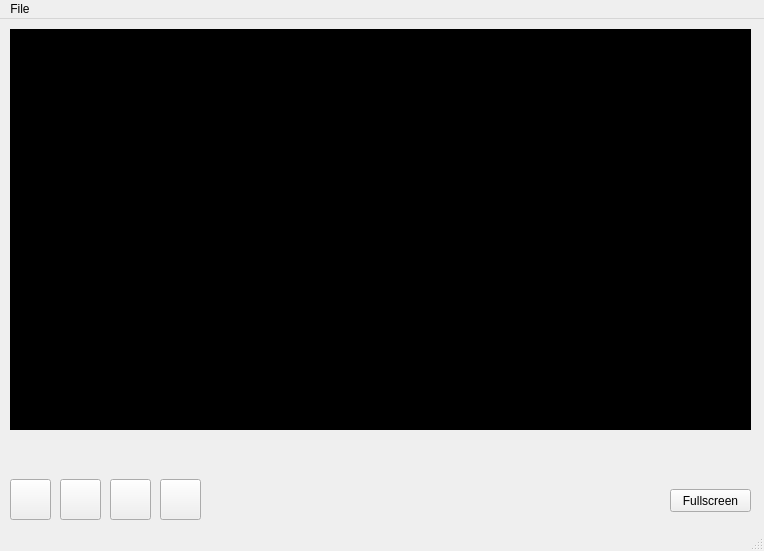
Above: src/qt/playerwindow.ui from simeks/m7017e-lab before the change. Below: the same form after it.
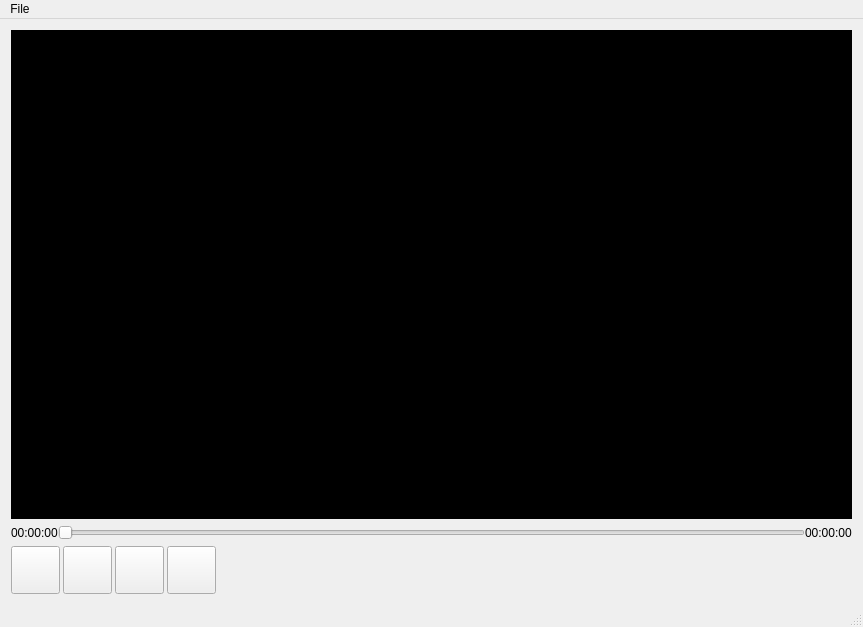
That is the form after the change. Icons and pictures are not drawn.

Commit message: Made the widgets resize accordingly when the window is resized

Patch:
```diff
--- a/src/qt/playerwindow.ui
+++ b/src/qt/playerwindow.ui
@@ -6,8 +6,8 @@
    <rect>
     <x>0</x>
     <y>0</y>
-    <width>764</width>
-    <height>551</height>
+    <width>863</width>
+    <height>627</height>
    </rect>
   </property>
   <property name="windowTitle">
@@ -17,164 +17,19 @@
    <bool>true</bool>
   </property>
   <widget class="QWidget" name="centralWidget">
-   <widget class="QToolButton" name="playButton">
-    <property name="geometry">
-     <rect>
-      <x>10</x>
-      <y>460</y>
-      <width>41</width>
-      <height>41</height>
-     </rect>
-    </property>
-    <property name="text">
-     <string/>
-    </property>
-    <property name="icon">
-     <iconset resource="../../data/application.qrc">
-      <normaloff>:/images/playButton.png</normaloff>:/images/playButton.png</iconset>
-    </property>
-    <property name="iconSize">
-     <size>
-      <width>41</width>
-      <height>41</height>
-     </size>
-    </property>
-   </widget>
-   <widget class="QPushButton" name="fullScreenButton">
-    <property name="geometry">
-     <rect>
-      <x>670</x>
-      <y>470</y>
-      <width>81</width>
-      <height>23</height>
-     </rect>
-    </property>
-    <property name="text">
-     <string>Fullscreen</string>
-    </property>
-    <property name="iconSize">
-     <size>
-      <width>14</width>
-      <height>16</height>
-     </size>
-    </property>
-    <property name="checkable">
-     <bool>true</bool>
-    </property>
-    <property name="checked">
-     <bool>false</bool>
-    </property>
-   </widget>
-   <widget class="QToolButton" name="rewindButton">
-    <property name="geometry">
-     <rect>
-      <x>60</x>
-      <y>460</y>
-      <width>41</width>
-      <height>41</height>
-     </rect>
-    </property>
-    <property name="text">
-     <string/>
-    </property>
-    <property name="icon">
-     <iconset resource="../../data/application.qrc">
-      <normaloff>:/images/rewindButton.png</normaloff>:/images/rewindButton.png</iconset>
-    </property>
-    <property name="iconSize">
-     <size>
-      <width>41</width>
-      <height>41</height>
-     </size>
-    </property>
-   </widget>
-   <widget class="QToolButton" name="stopButton">
-    <property name="geometry">
-     <rect>
-      <x>110</x>
-      <y>460</y>
-      <width>41</width>
-      <height>41</height>
-     </rect>
-    </property>
-    <property name="text">
-     <string/>
-    </property>
-    <property name="icon">
-     <iconset resource="../../data/application.qrc">
-      <normaloff>:/images/stopButton.png</normaloff>:/images/stopButton.png</iconset>
-    </property>
-    <property name="iconSize">
-     <size>
-      <width>41</width>
-      <height>41</height>
-     </size>
-    </property>
-   </widget>
-   <widget class="QToolButton" name="fastForwardButton">
-    <property name="geometry">
-     <rect>
-      <x>160</x>
-      <y>460</y>
-      <width>41</width>
-      <height>41</height>
-     </rect>
-    </property>
-    <property name="text">
-     <string/>
-    </property>
-    <property name="icon">
-     <iconset resource="../../data/application.qrc">
-      <normaloff>:/images/fastForwardButton.png</normaloff>:/images/fastForwardButton.png</iconset>
-    </property>
-    <property name="iconSize">
-     <size>
-      <width>41</width>
-      <height>41</height>
-     </size>
-    </property>
-   </widget>
-   <widget class="QWidget" name="layoutWidget">
-    <property name="geometry">
-     <rect>
-      <x>10</x>
-      <y>430</y>
-      <width>741</width>
-      <height>21</height>
-     </rect>
-    </property>
-    <layout class="QHBoxLayout" name="horizontalLayout">
+   <layout class="QHBoxLayout" name="horizontalLayout_3">
      <item>
-      <widget class="QLabel" name="timeElapsed">
-       <property name="text">
-        <string>00:00:00</string>
-       </property>
-      </widget>
-     </item>
+     <layout class="QVBoxLayout" name="verticalLayout">
+      <property name="sizeConstraint">
+       <enum>QLayout::SetDefaultConstraint</enum>
+      </property>
      <item>
-      <widget class="QSlider" name="slider">
-       <property name="orientation">
-        <enum>Qt::Horizontal</enum>
-       </property>
-      </widget>
-     </item>
-     <item>
-      <widget class="QLabel" name="totalDuration">
-       <property name="text">
-        <string>00:00:00</string>
-       </property>
-      </widget>
-     </item>
-    </layout>
-   </widget>
    <widget class="QWidget" name="widget" native="true">
-    <property name="geometry">
-     <rect>
-      <x>10</x>
-      <y>10</y>
-      <width>741</width>
-      <height>401</height>
-     </rect>
+        <property name="sizePolicy">
+         <sizepolicy hsizetype="Expanding" vsizetype="Expanding">
+          <horstretch>0</horstretch>
+          <verstretch>0</verstretch>
+         </sizepolicy>
     </property>
     <property name="palette">
      <palette>
@@ -240,24 +95,189 @@
       </disabled>
      </palette>
     </property>
+        <property name="layoutDirection">
+         <enum>Qt::LeftToRight</enum>
+        </property>
     <property name="autoFillBackground">
      <bool>true</bool>
     </property>
-   </widget>
-   <zorder>layoutWidget</zorder>
-   <zorder>fullScreenButton</zorder>
-   <zorder>playButton</zorder>
-   <zorder>rewindButton</zorder>
-   <zorder>stopButton</zorder>
-   <zorder>fastForwardButton</zorder>
-   <zorder>widget</zorder>
+        <property name="styleSheet">
+         <string notr="true"/>
+        </property>
+       </widget>
+      </item>
+      <item>
+       <layout class="QHBoxLayout" name="horizontalLayout">
+        <property name="spacing">
+         <number>0</number>
+        </property>
+        <property name="sizeConstraint">
+         <enum>QLayout::SetDefaultConstraint</enum>
+        </property>
+        <item>
+         <widget class="QLabel" name="timeElapsed">
+          <property name="text">
+           <string>00:00:00</string>
+          </property>
+         </widget>
+        </item>
+        <item>
+         <widget class="QSlider" name="slider">
+          <property name="orientation">
+           <enum>Qt::Horizontal</enum>
+          </property>
+         </widget>
+        </item>
+        <item>
+         <widget class="QLabel" name="totalDuration">
+          <property name="text">
+           <string>00:00:00</string>
+          </property>
+         </widget>
+        </item>
+       </layout>
+      </item>
+      <item>
+       <widget class="QFrame" name="">
+        <property name="sizePolicy">
+         <sizepolicy hsizetype="Fixed" vsizetype="Fixed">
+          <horstretch>0</horstretch>
+          <verstretch>0</verstretch>
+         </sizepolicy>
+        </property>
+        <property name="autoFillBackground">
+         <bool>false</bool>
+        </property>
+        <property name="styleSheet">
+         <string notr="true"/>
+        </property>
+        <layout class="QHBoxLayout" name="horizontalLayout_2" stretch="0,0,0,0">
+         <property name="spacing">
+          <number>3</number>
+         </property>
+         <property name="sizeConstraint">
+          <enum>QLayout::SetFixedSize</enum>
+         </property>
+         <property name="leftMargin">
+          <number>0</number>
+         </property>
+         <property name="topMargin">
+          <number>0</number>
+         </property>
+         <property name="rightMargin">
+          <number>570</number>
+         </property>
+         <property name="bottomMargin">
+          <number>0</number>
+         </property>
+         <item>
+          <widget class="QToolButton" name="playButton">
+           <property name="sizePolicy">
+            <sizepolicy hsizetype="Fixed" vsizetype="Fixed">
+             <horstretch>0</horstretch>
+             <verstretch>0</verstretch>
+            </sizepolicy>
+           </property>
+           <property name="text">
+            <string/>
+           </property>
+           <property name="icon">
+            <iconset resource="../../data/application.qrc">
+             <normaloff>:/images/playButton.png</normaloff>:/images/playButton.png</iconset>
+           </property>
+           <property name="iconSize">
+            <size>
+             <width>41</width>
+             <height>41</height>
+            </size>
+           </property>
+          </widget>
+         </item>
+         <item>
+          <widget class="QToolButton" name="rewindButton">
+           <property name="sizePolicy">
+            <sizepolicy hsizetype="Fixed" vsizetype="Fixed">
+             <horstretch>0</horstretch>
+             <verstretch>0</verstretch>
+            </sizepolicy>
+           </property>
+           <property name="text">
+            <string/>
+           </property>
+           <property name="icon">
+            <iconset resource="../../data/application.qrc">
+             <normaloff>:/images/rewindButton.png</normaloff>:/images/rewindButton.png</iconset>
+           </property>
+           <property name="iconSize">
+            <size>
+             <width>41</width>
+             <height>41</height>
+            </size>
+           </property>
+          </widget>
+         </item>
+         <item>
+          <widget class="QToolButton" name="stopButton">
+           <property name="sizePolicy">
+            <sizepolicy hsizetype="Fixed" vsizetype="Fixed">
+             <horstretch>0</horstretch>
+             <verstretch>0</verstretch>
+            </sizepolicy>
+           </property>
+           <property name="text">
+            <string/>
+           </property>
+           <property name="icon">
+            <iconset resource="../../data/application.qrc">
+             <normaloff>:/images/stopButton.png</normaloff>:/images/stopButton.png</iconset>
+           </property>
+           <property name="iconSize">
+            <size>
+             <width>41</width>
+             <height>41</height>
+            </size>
+           </property>
+          </widget>
+         </item>
+         <item>
+          <widget class="QToolButton" name="fastForwardButton">
+           <property name="sizePolicy">
+            <sizepolicy hsizetype="Fixed" vsizetype="Fixed">
+             <horstretch>0</horstretch>
+             <verstretch>0</verstretch>
+            </sizepolicy>
+           </property>
+           <property name="styleSheet">
+            <string notr="true"/>
+           </property>
+           <property name="text">
+            <string/>
+           </property>
+           <property name="icon">
+            <iconset resource="../../data/application.qrc">
+             <normaloff>:/images/fastForwardButton.png</normaloff>:/images/fastForwardButton.png</iconset>
+           </property>
+           <property name="iconSize">
+            <size>
+             <width>41</width>
+             <height>41</height>
+            </size>
+           </property>
+          </widget>
+         </item>
+        </layout>
+       </widget>
+      </item>
+     </layout>
+    </item>
+   </layout>
   </widget>
   <widget class="QMenuBar" name="menuBar">
    <property name="geometry">
     <rect>
      <x>0</x>
      <y>0</y>
-     <width>764</width>
+     <width>863</width>
      <height>21</height>
     </rect>
    </property>
```
Left out of the diff: 10 changed lines with no effect on the pictures. Lines whose indentation alone changed are shown as unchanged. The commit also changes 2 other files.
